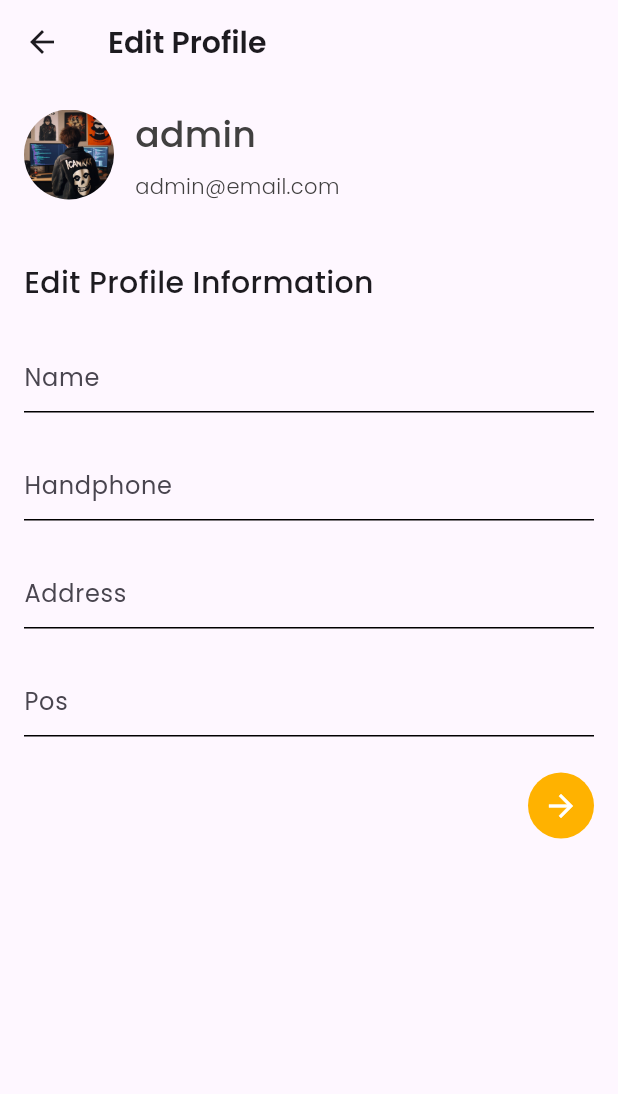
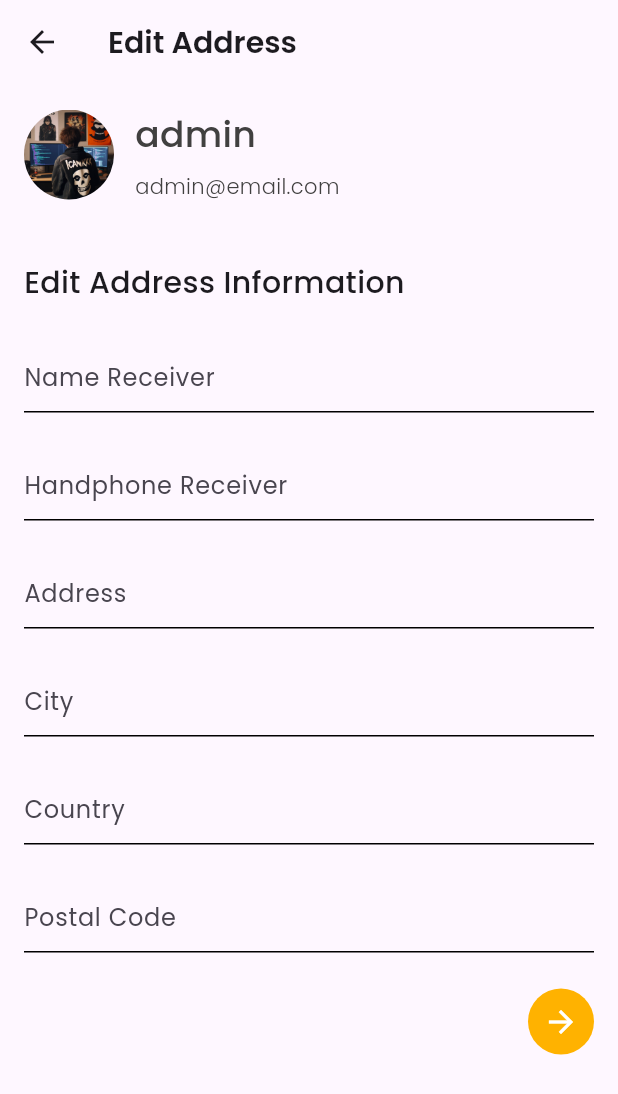
Before and after one commit to fauz2323/woodman_fe, a Flutter app: the EditProfileView screen opened by its route, on a phone screen of 412 x 824 dp. Shown: the top 1094 px of the screen. Run offline on Flutter 3.47's test engine with Material 3 defaults, Android fonts, the light colour scheme and no system bars; our stand-ins replace bloc, cached_network_image, carousel_slider, dartz, flutter_bloc, flutter_secure_storage and 6 more; missing offline and left inert: dart:ffi; accounts and stored records are empty; generated files the repository leaves out were written again; statements that could not run were skipped.

Commit message:
update address view

```diff
--- a/lib/core/helper/route_helper.dart
+++ b/lib/core/helper/route_helper.dart
@@ -1,5 +1,6 @@
 import 'package:flutter/material.dart';
 import 'package:woodman_project_fe/module/presentation/view/checkout_order/checkout_order_view.dart';
+import 'package:woodman_project_fe/module/presentation/view/edit_address/edit_address_view.dart';
 import 'package:woodman_project_fe/module/presentation/view/edit_profile/edit_profile_view.dart';
 import 'package:woodman_project_fe/module/presentation/view/empty_cart/empty_cart_view.dart';
 import 'package:woodman_project_fe/module/presentation/view/home/home_view.dart';
@@ -21,5 +22,6 @@ class RouteHelper {
     '/empty_cart': (context) => const EmptyCartView(), // temporary
     '/checkout_order': (context) => const CheckoutOrderView(), // temporary
     '/review_order': (context) => const ReviewOrderView(), // temporary
+    '/edit_address': (context) => EditAddressView(),
   };
 }
--- a/lib/module/presentation/view/edit_profile/edit_profile_view.dart
+++ b/lib/module/presentation/view/edit_profile/edit_profile_view.dart
@@ -12,6 +12,8 @@ class EditProfileView extends StatelessWidget {
   final TextEditingController nameController = TextEditingController();
   final TextEditingController numberController = TextEditingController();
   final TextEditingController addressController = TextEditingController();
+  final TextEditingController cityController = TextEditingController();
+  final TextEditingController countryController = TextEditingController();
   final TextEditingController posController = TextEditingController();
 
   @override
@@ -30,7 +32,7 @@ class EditProfileView extends StatelessWidget {
       appBar: AppBar(
         automaticallyImplyLeading: true,
         title: Text(
-          'Edit Profile',
+          'Edit Address',
           style: GoogleFonts.poppins(
             fontSize: 20,
             fontWeight: FontWeight.w600,
@@ -56,7 +58,8 @@ class EditProfileView extends StatelessWidget {
   }
 
   Widget _loaded(BuildContext context) {
-    return Padding(
+    return SingleChildScrollView(
+      child: Padding(
         padding: PaddingTheme.defaultPadding,
         child: Column(
           crossAxisAlignment: CrossAxisAlignment.start,
@@ -69,7 +72,7 @@ class EditProfileView extends StatelessWidget {
             ),
             const SizedBox(height: 40),
             Text(
-            'Edit Profile Information',
+              'Edit Address Information',
               style: GoogleFonts.poppins(
                 fontSize: 20,
                 fontWeight: FontWeight.w500,
@@ -80,14 +83,14 @@ class EditProfileView extends StatelessWidget {
             // name
             MyTextFieldWidget(
               controller: nameController,
-            hintText: 'Name',
+              hintText: 'Name Receiver',
               isPassword: false,
             ),
             const SizedBox(height: 24),
             // number
             MyTextFieldWidget(
               controller: numberController,
-            hintText: 'Handphone',
+              hintText: 'Handphone Receiver',
               isPassword: false,
             ),
             const SizedBox(height: 24),
@@ -98,10 +101,25 @@ class EditProfileView extends StatelessWidget {
               isPassword: false,
             ),
             const SizedBox(height: 24),
+
+            MyTextFieldWidget(
+              controller: addressController,
+              hintText: 'City',
+              isPassword: false,
+            ),
+            const SizedBox(height: 24),
+
+            // number
+            MyTextFieldWidget(
+              controller: addressController,
+              hintText: 'Country',
+              isPassword: false,
+            ),
+            const SizedBox(height: 24),
             // number
             MyTextFieldWidget(
               controller: posController,
-            hintText: 'Pos',
+              hintText: 'Postal Code',
               isPassword: false,
             ),
             const SizedBox(height: 24),
@@ -115,6 +133,7 @@ class EditProfileView extends StatelessWidget {
             ),
           ],
         ),
+      ),
     );
   }
 }
```
Also changed, not shown: lib/module/presentation/view/edit_address/edit_address_view.dart (added, +63 -0 lines), lib/module/presentation/view/profile/profile_view.dart (+3 -6 lines), pubspec.lock, 125 other files. Lines whose indentation alone changed are shown as unchanged.
